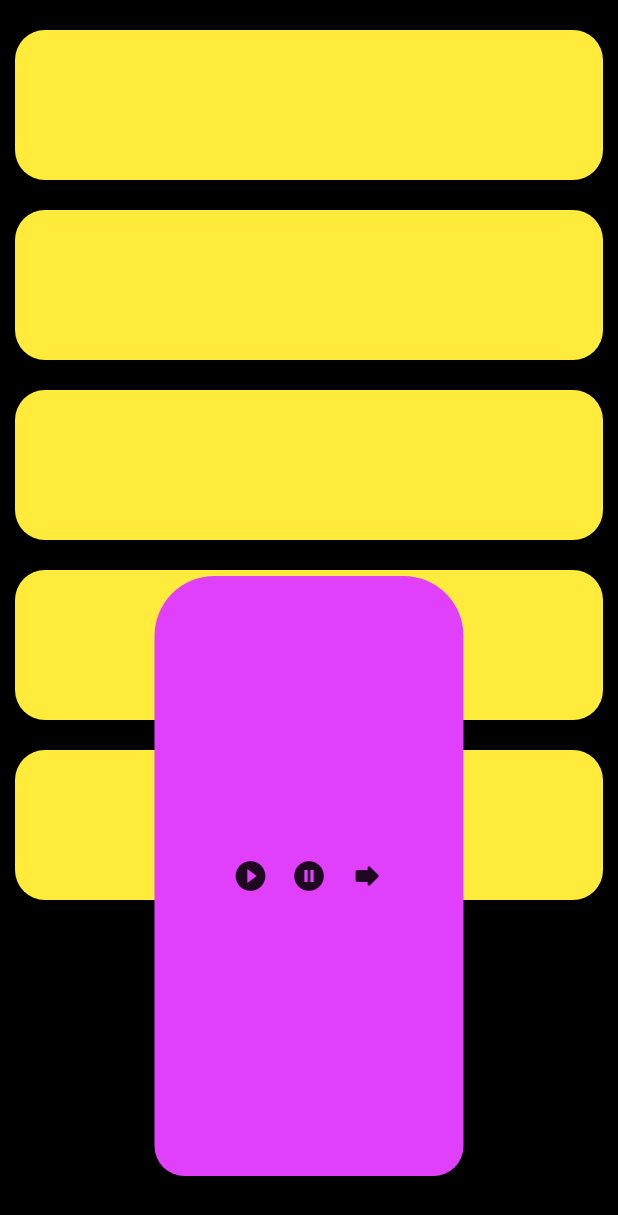
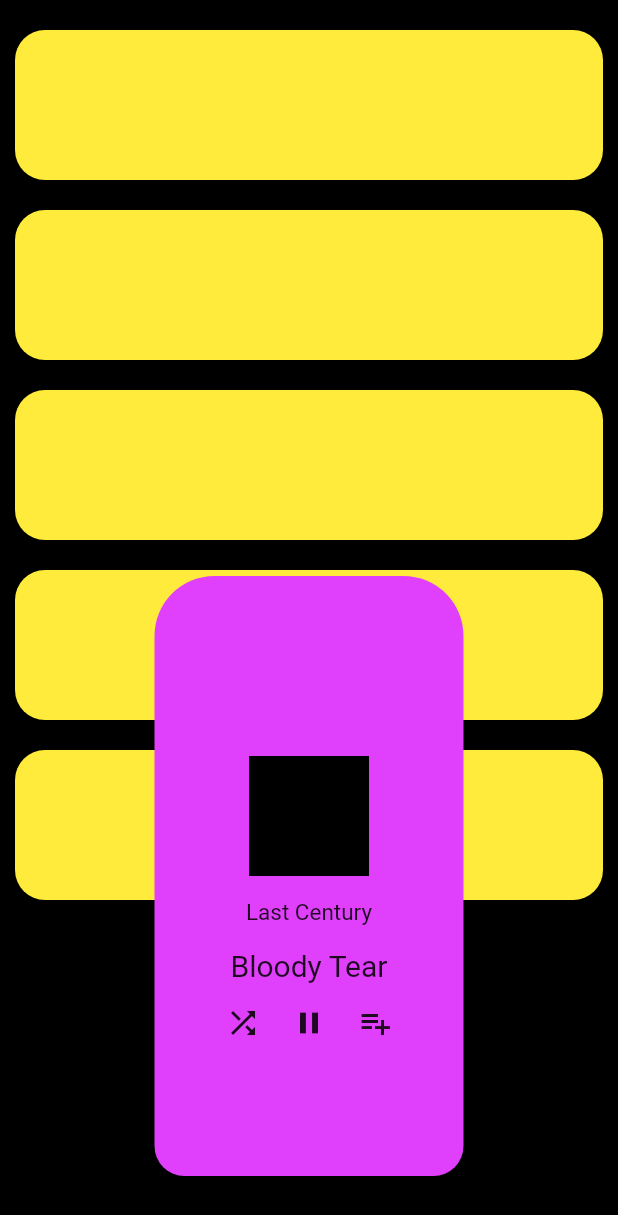
Before and after one commit to sergiyvergun/animated_bottom_sheet, a Flutter app: the screen it shows after launch, on a phone screen of 412 x 824 dp. Shown: the top 1215 px of the screen. Run offline on Flutter 3.47's test engine with Material 2 defaults, Android fonts, the light colour scheme and no system bars.

Commit message:
Implement main functionality.

```diff
--- a/lib/main.dart
+++ b/lib/main.dart
@@ -29,8 +29,6 @@ class MainExpandableNavBar extends StatefulWidget {
 
 class _MainExpandableNavBarState extends State<MainExpandableNavBar>
     with SingleTickerProviderStateMixin {
-
-
   AnimationController _controller;
   bool _expanded = false;
   double _currentHeight = _minHeight;
@@ -50,9 +48,7 @@ class _MainExpandableNavBarState extends State<MainExpandableNavBar>
 
   @override
   Widget build(BuildContext context) {
-    final Size size = MediaQuery
-        .of(context)
-        .size;
+    final Size size = MediaQuery.of(context).size;
     final double menuWidth = size.width * 0.5;
 
     final double _maxHeight = 400;
@@ -75,19 +71,23 @@ class _MainExpandableNavBarState extends State<MainExpandableNavBar>
           ),
         ),
         GestureDetector(
-
-          onVerticalDragUpdate:  (details) {
+          onVerticalDragUpdate: (details) {
             setState(() {
               final newHeight = _currentHeight + details.delta.dy;
               _controller.value = _currentHeight / _maxHeight;
               _currentHeight = newHeight.clamp(_minHeight, _maxHeight);
             });
           },
-
           onVerticalDragEnd: (details) {
-
+            if (_currentHeight < _maxHeight / 1.5) {
+              _controller.reverse();
+              _expanded = false;
+            } else {
+              _expanded = true;
+              _controller.forward(from: _currentHeight / _maxHeight);
+              _currentHeight = _maxHeight;
+            }
           },
-
           onTap: () {
             setState(() {
               _expanded = !_expanded;
@@ -101,7 +101,7 @@ class _MainExpandableNavBarState extends State<MainExpandableNavBar>
           child: AnimatedBuilder(
               animation: _controller,
               builder: (context, snapshot) {
-                final value = _controller.value;
+                final value = Curves.ease.transform(_controller.value) ;
                 return Stack(
                   children: [
                     Positioned(
@@ -118,11 +118,19 @@ class _MainExpandableNavBarState extends State<MainExpandableNavBar>
                             color: Colors.purpleAccent,
                           ),
                           height: _maxHeight,
-                          child: _expanded ? ExpandedContent() : MenuContent(onExpandedChanged: (){
-                            _expanded=true;
-                            _currentHeight=_maxHeight;
+                          child: AnimatedSwitcher(
+                            duration: Duration(milliseconds: 200),
+                            child: _expanded
+                                ? MenuContent(
+                                    onExpandedChanged: () {
+                                      _expanded = true;
+                                      _currentHeight = _maxHeight;
                                       _controller.forward(from: 0.0);
-                          },)),
+                                    },
+                                    expanded: _expanded,
+                                  )
+                                : ExpandedContent(),
+                          )),
                     ),
                   ],
                 );
@@ -135,8 +143,11 @@ class _MainExpandableNavBarState extends State<MainExpandableNavBar>
 
 class MenuContent extends StatelessWidget {
   final Function onExpandedChanged;
+  final bool expanded;
 
-  const MenuContent({Key key,@required this.onExpandedChanged}) : super(key: key);
+  const MenuContent(
+      {Key key, @required this.onExpandedChanged, @required this.expanded})
+      : super(key: key);
 
   @override
   Widget build(BuildContext context) {
@@ -146,8 +157,10 @@ class MenuContent extends StatelessWidget {
       children: [
         Icon(Icons.play_circle_fill_sharp),
         Container(width: 15),
-        GestureDetector(onTap: onExpandedChanged,
-          child: Icon(Icons.pause_circle_filled_outlined),),
+        GestureDetector(
+          onTap: onExpandedChanged,
+          child: Icon(Icons.pause_circle_filled_outlined),
+        ),
         Container(width: 15),
         Icon(Icons.forward_rounded)
       ],
@@ -158,7 +171,9 @@ class MenuContent extends StatelessWidget {
 class ExpandedContent extends StatelessWidget {
   @override
   Widget build(BuildContext context) {
-    return Column(
+    return FittedBox(
+      fit: BoxFit.scaleDown,
+      child: Column(
         children: [
           SizedBox(height: 30),
           Container(color: Colors.black, height: 80, width: 80),
@@ -178,6 +193,7 @@ class ExpandedContent extends StatelessWidget {
             ],
           )
         ],
+      ),
     );
   }
 }
```
Lines whose indentation alone changed are shown as unchanged.
